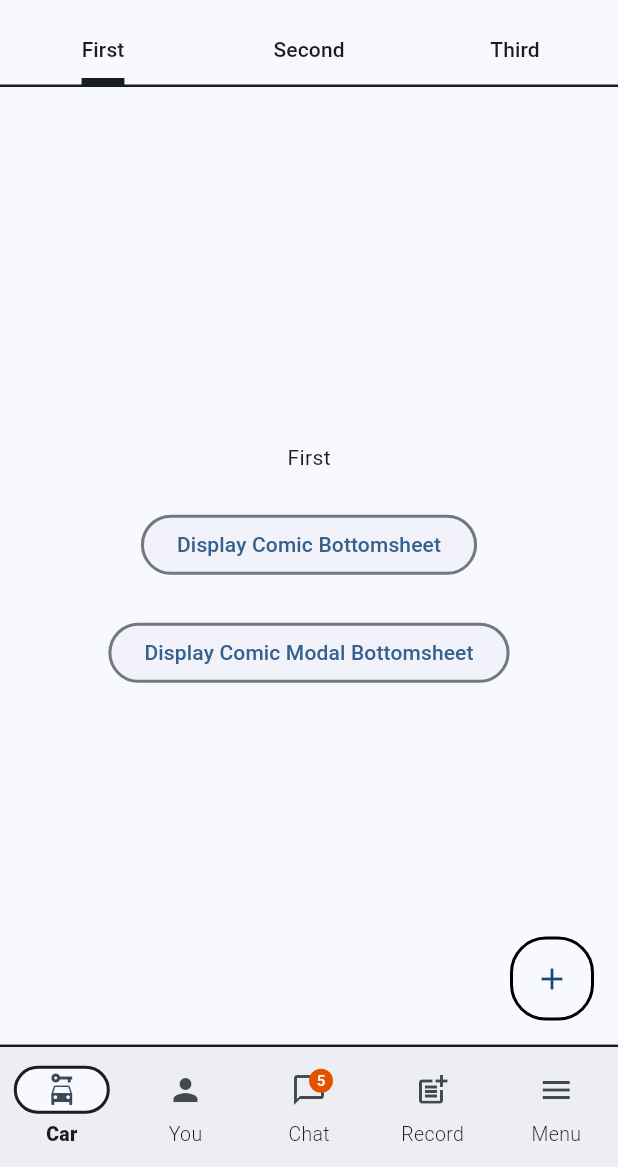
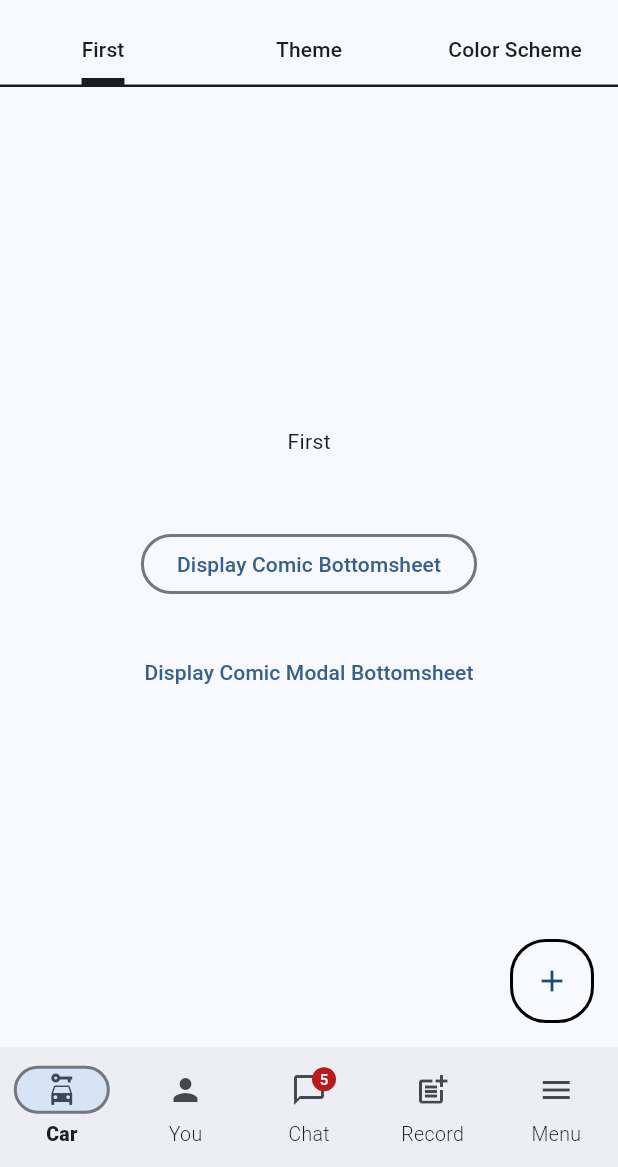
Before and after one commit to thruthesky/easy_design_system_backup_2024_09_24, a Flutter app: the ComicScreenDemo screen opened directly, on a phone screen of 412 x 824 dp, the part 69-1236 px from its top. Run offline on Flutter 3.47's test engine with Material 3 defaults, Android fonts, the phone set to English and light mode, and no system bars; our stand-ins replace cached_network_image, rxdart, smooth_page_indicator; missing offline and left inert: loop_page_view.

Commit message:
added doc to set the color scheme

```diff
--- a/example/lib/main.dart
+++ b/example/lib/main.dart
@@ -1,7 +1,8 @@
 import 'package:example/screens/badge/badge.screen.dart';
 import 'package:example/screens/buttons/buttons.screen.dart';
 import 'package:example/screens/color_scheme/color_scheme.screen.dart';
-import 'package:example/screens/comic/comic.screen.demo.dart';
+import 'package:example/screens/demo/comic.screen.demo.dart';
+import 'package:example/screens/demo/sleek.screen.demo.dart';
 import 'package:example/screens/floating_action_button/floating_action_button.screen.dart';
 import 'package:example/screens/icon_buttons/icon_buttons.screen.dart';
 import 'package:example/screens/list_tile/list_tile.screen.dart';
@@ -84,7 +85,8 @@ class _MyHomePageState extends State<MyHomePage> {
           pushScreen('Wave Carousel Entry', const WaveCarouselEntryScreen()),
           pushScreen('Round Carousel Entry', const RoundCarouselEntryScreen()),
           pushScreen('Color scheme', const ColorSchemeScreen()),
-          pushScreen('Comic Theme Demo', const ComicScreenDemo())
+          pushScreen('Comic Theme Demo', const ComicScreenDemo()),
+          pushScreen('Sleek Theme Demo', const SleekScreenDemo())
         ],
       ),
     );
--- a/example/lib/screens/comic/comic.screen.demo.dart
+++ b/example/lib/screens/demo/comic.screen.demo.dart
@@ -35,8 +35,8 @@ class _ComicScreenDemoState extends State<ComicScreenDemo>
             controller: _tabController,
             tabs: const [
               Tab(text: 'First'),
-              Tab(text: 'Second'),
-              Tab(text: 'Third'),
+              Tab(text: 'Theme'),
+              Tab(text: 'Color Scheme'),
             ],
           ),
         ),
@@ -50,9 +50,10 @@ class _ComicScreenDemoState extends State<ComicScreenDemo>
                 children: [
                   const Text('First'),
                   const SizedBox(height: 24),
+                  const SizedBox(height: 24),
                   const ComicBottomSheetDemo(),
                   const SizedBox(height: 24),
-                  ElevatedButton(
+                  TextButton(
                     onPressed: () => showModalBottomSheet(
                       context: context,
                       builder: (context) => Theme(
@@ -74,20 +75,17 @@ class _ComicScreenDemoState extends State<ComicScreenDemo>
               ),
             ),
             const Center(child: Text('Second')),
-            const Center(child: Text('Third')),
+            const Center(
+              child: Column(
+                children: [
+                  Text('Third'),
+                ],
+              ),
+            ),
           ],
         ),
         bottomNavigationBar: NavigationBarTheme(
           data: ComicTheme.of(context).navigationBarTheme,
-          child: Container(
-            decoration: BoxDecoration(
-              border: Border(
-                top: BorderSide(
-                  color: Theme.of(context).colorScheme.onBackground,
-                  width: 1.6,
-                ),
-              ),
-            ),
           child: NavigationBar(
             selectedIndex: index,
             onDestinationSelected: (v) {
@@ -117,16 +115,9 @@ class _ComicScreenDemoState extends State<ComicScreenDemo>
                       Align(
                         alignment: Alignment.center,
                         child: Padding(
-                            padding: const EdgeInsets.fromLTRB(16, 0, 0, 12),
-                            child: Container(
-                              width: 16,
-                              height: 16,
-                              decoration: BoxDecoration(
-                                color: Colors.orange.shade900,
-                                borderRadius: BorderRadius.circular(8),
-                              ),
-                              child: Center(
-                                child: Text(
+                          padding: const EdgeInsets.fromLTRB(20, 0, 0, 14),
+                          child: Badge(
+                            label: Text(
                               '5',
                               style: Theme.of(context)
                                   .textTheme
@@ -135,7 +126,6 @@ class _ComicScreenDemoState extends State<ComicScreenDemo>
                                     fontSize: 10,
                                     color: Colors.white,
                                     fontWeight: FontWeight.w500,
-                                      ),
                                   ),
                             ),
                           ),
@@ -157,7 +147,6 @@ class _ComicScreenDemoState extends State<ComicScreenDemo>
             ],
           ),
         ),
-        ),
         floatingActionButton: FloatingActionButton(
           onPressed: () {},
           child: const Icon(Icons.add),
@@ -174,7 +163,7 @@ class ComicBottomSheetDemo extends StatelessWidget {
 
   @override
   Widget build(BuildContext context) {
-    return ElevatedButton(
+    return OutlinedButton(
       onPressed: () => showBottomSheet(
         context: context,
         builder: (context) => Theme(
--- a/lib/src/themes/comic/comic.theme.dart
+++ b/lib/src/themes/comic/comic.theme.dart
@@ -4,6 +4,9 @@ const borderThickness = 2.0;
 
 class ComicIconButtonThemeData {
   ComicIconButtonThemeData();
+
+  static ColorScheme defaultColorScheme =
+      ColorScheme.fromSeed(seedColor: Colors.red);
 
   static ThemeData of(BuildContext context) {
     final theme = Theme.of(context);
@@ -81,21 +84,20 @@ class ComicThemeData {
       //       IconButton(onPressed: () {}, icon: const Icon(Icons.arrow_back)),
       // ),
 
-      badgeTheme: BadgeThemeData(
-        backgroundColor: theme.colorScheme.secondary,
-        textColor: theme.colorScheme.onSecondary,
-      ),
+      badgeTheme: const BadgeThemeData(),
       bottomSheetTheme: BottomSheetThemeData(
         backgroundColor: theme.colorScheme.background,
         shape: const Border(
           top: BorderSide(
             width: borderThickness,
+            // TODO set color scheme as outline
           ),
         ),
       ),
       colorScheme: Theme.of(context).colorScheme,
       dividerTheme: theme.dividerTheme.copyWith(
-        color: theme.colorScheme.secondary,
+        // TODO check the default color
+        color: theme.colorScheme.outline,
         thickness: borderThickness,
       ),
       elevatedButtonTheme: ElevatedButtonThemeData(
@@ -178,12 +180,14 @@ class ComicThemeData {
 
       navigationBarTheme: theme.navigationBarTheme.copyWith(
         surfaceTintColor: Colors.transparent,
-        backgroundColor: theme.navigationBarTheme.backgroundColor,
+        // backgroundColor: theme.navigationBarTheme.backgroundColor,
         labelTextStyle: MaterialStateProperty.resolveWith((states) {
           if (states.contains(MaterialState.selected)) {
             return TextStyle(
               fontSize: 13,
               fontWeight: FontWeight.w800,
+              // TODO review. The original color is coming from navigationBarTheme.backgroundColor
+              // not from colorScheme.background. Check which shall we use.
               color: Theme.of(context).colorScheme.onBackground,
             );
           }
@@ -193,25 +197,25 @@ class ComicThemeData {
             color: Theme.of(context).colorScheme.onBackground,
           );
         }),
-        indicatorColor: Theme.of(context).colorScheme.background,
+        // indicatorColor: Theme.of(context).colorScheme.background,
         indicatorShape: RoundedRectangleBorder(
           side: BorderSide(
             width: borderThickness,
-            color: Theme.of(context).colorScheme.onBackground,
+            color: Theme.of(context).colorScheme.outline,
           ),
           borderRadius: BorderRadius.circular(24),
         ),
         labelBehavior: NavigationDestinationLabelBehavior.alwaysShow,
       ),
       progressIndicatorTheme: ProgressIndicatorThemeData(
-        linearTrackColor: theme.colorScheme.outlineVariant.withAlpha(40),
-        color: theme.colorScheme.secondary,
-      ),
+          // linearTrackColor: theme.colorScheme.outlineVariant.withAlpha(40),
+          // color: theme.colorScheme.secondary,
+          ),
       segmentedButtonTheme: SegmentedButtonThemeData(
         style: SegmentedButton.styleFrom(
-          selectedBackgroundColor: theme.colorScheme.secondary.withAlpha(80),
-          selectedForegroundColor: theme.colorScheme.onSurface,
-          foregroundColor: theme.colorScheme.onSurface,
+          // selectedBackgroundColor: theme.colorScheme.secondary.withAlpha(80),
+          // selectedForegroundColor: theme.colorScheme.onSurface,
+          // foregroundColor: theme.colorScheme.onSurface,
           side: const BorderSide(
             width: borderThickness,
           ),
--- a/lib/src/themes/sleek/sleek.theme.dart
+++ b/lib/src/themes/sleek/sleek.theme.dart
@@ -2,7 +2,7 @@ import 'package:flutter/material.dart';
 
 /// SleekThemeData
 ///
-/// [SleekThemeData] is a class that holds the color scheme for the Comic theme.
+/// [SleekThemeData] is a class that holds the color scheme for the Sleek theme.
 class SleekThemeData {
   SleekThemeData({required this.colorScheme});
 
@@ -12,7 +12,6 @@ class SleekThemeData {
   ///
   /// [of] is a method that returns a [ThemeData] object with the color scheme
   static ThemeData of(BuildContext context) {
-
     final theme = Theme.of(context);
     return ThemeData(
       badgeTheme: BadgeThemeData(
```
Also changed, not shown: example/lib/screens/demo/sleek.screen.demo.dart (added, +189 -0 lines), 1 other file. Lines whose indentation alone changed are shown as unchanged.
